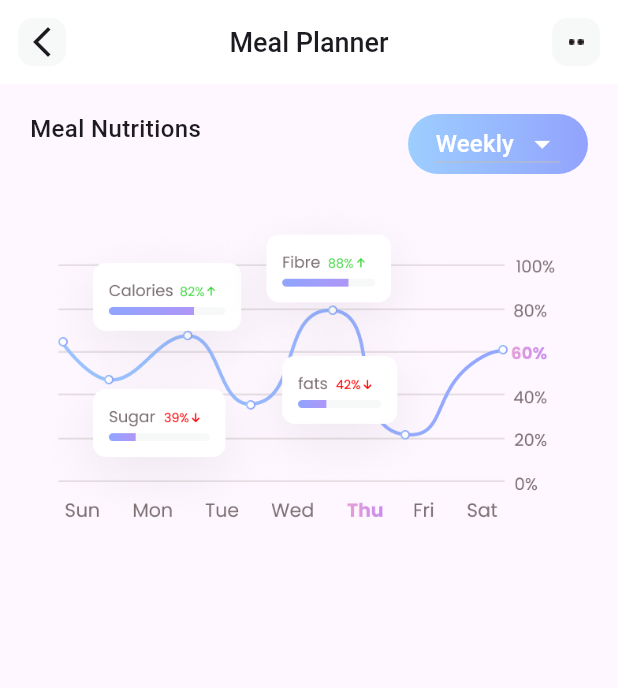
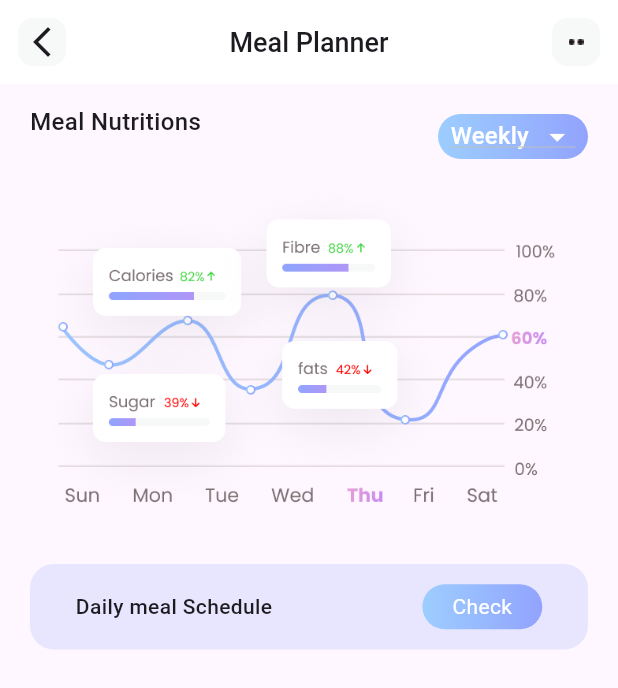
Before and after one commit to ShashiniHanshani/fitnestX, a Flutter app: the screen it shows after launch, on a phone screen of 412 x 824 dp. Shown: the top 688 px of the screen. Run offline on Flutter 3.47's test engine with Material 3 defaults, Android fonts, the phone set to English and light mode, and no system bars.

Commit message:
daily meal Schedule

```diff
--- a/fitness_app/lib/pages/meal_planner/landing_page.dart
+++ b/fitness_app/lib/pages/meal_planner/landing_page.dart
@@ -10,6 +10,7 @@ class landing_page extends StatefulWidget {
 class _landing_pageState extends State<landing_page> {
   @override
   Widget build(BuildContext context) {
+    Size size = MediaQuery.of(context).size;
     return Scaffold(
       //app bar
       appBar: _appBar(),
@@ -22,11 +23,61 @@ class _landing_pageState extends State<landing_page> {
             child: _mealNutritions(),
           ),
           //daily meal Schedule
+          _dailyMealSchedule(size),
+
           //Todays meal
           //find Something to eat
         ],
       ),
     );
+  }
+
+  Padding _dailyMealSchedule(Size size) {
+    return Padding(
+          padding: const EdgeInsets.all(20.0),
+          child: Container(
+            height: 57,
+            width: size.width,
+            decoration: BoxDecoration(
+              borderRadius: BorderRadius.circular(16),
+              color: Color(0xff92A3FD).withOpacity(0.2),
+            ),
+            child: Row(
+              mainAxisAlignment: MainAxisAlignment.center,
+              children: [
+                Text(
+                  "Daily meal Schedule",
+                  style: TextStyle(fontSize: 14, fontWeight: FontWeight.w500),
+                ),
+                SizedBox(
+                  width: 100,
+                ),
+                Container(
+                  height: 30,
+                  width: 80,
+                  decoration: BoxDecoration(
+                    borderRadius: BorderRadius.circular(30),
+                    gradient: LinearGradient(
+                      colors: [
+                        Color(0xff9DCEFF),
+                        Color(0xff92A3FD),
+                      ],
+                    ),
+                  ),
+                  child: Padding(
+                    padding: const EdgeInsets.only(left: 20, top: 5),
+                    child: Text(
+                      "Check",
+                      style: TextStyle(
+                        color: Colors.white,
+                      ),
+                    ),
+                  ),
+                ),
+              ],
+            ),
+          ),
+        );
   }
 
   Column _mealNutritions() {
@@ -46,8 +97,8 @@ class _landing_pageState extends State<landing_page> {
             Padding(
               padding: const EdgeInsets.only(top: 20),
               child: Container(
-                height: 40,
-                width: 120,
+                height: 30,
+                width: 100,
                 decoration: BoxDecoration(
                   borderRadius: BorderRadius.circular(30),
                   gradient: LinearGradient(
```
